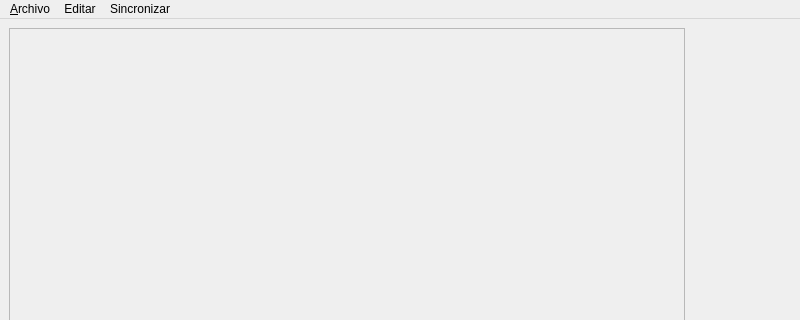
Old version of the form AbogadosDesktop/src/gui/uis/mainApp.ui in the repository ehmsoft/Desktop; both pictures show x 0 to 800 and y 0 to 320 of the 800 by 600 pixel window.
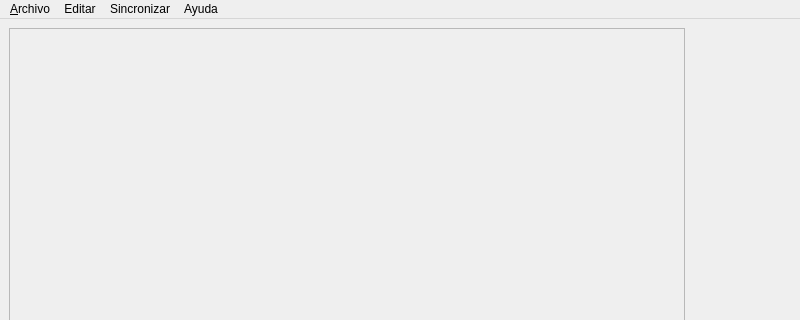
New version of the form.

Commit message: Se implementan los cuadros Acerca De

Diff of the .ui file:
```diff
--- a/AbogadosDesktop/src/gui/uis/mainApp.ui
+++ b/AbogadosDesktop/src/gui/uis/mainApp.ui
@@ -113,9 +113,17 @@
      <string>Sincronizar</string>
     </property>
    </widget>
+   <widget class="QMenu" name="menuAyuda">
+    <property name="title">
+     <string>Ayuda</string>
+    </property>
+    <addaction name="actionAcerca_de_Procesos_Judiciales"/>
+    <addaction name="actionAcerca_de_Qt"/>
+   </widget>
    <addaction name="menu_Archivo"/>
    <addaction name="menuEditar"/>
    <addaction name="menuSincronizar"/>
+   <addaction name="menuAyuda"/>
   </widget>
   <widget class="QStatusBar" name="statusbar"/>
   <action name="actionNuevoProceso">
```
Left out of the diff: 16 changed lines with no effect on the pictures. The commit also changes 2 other files.
